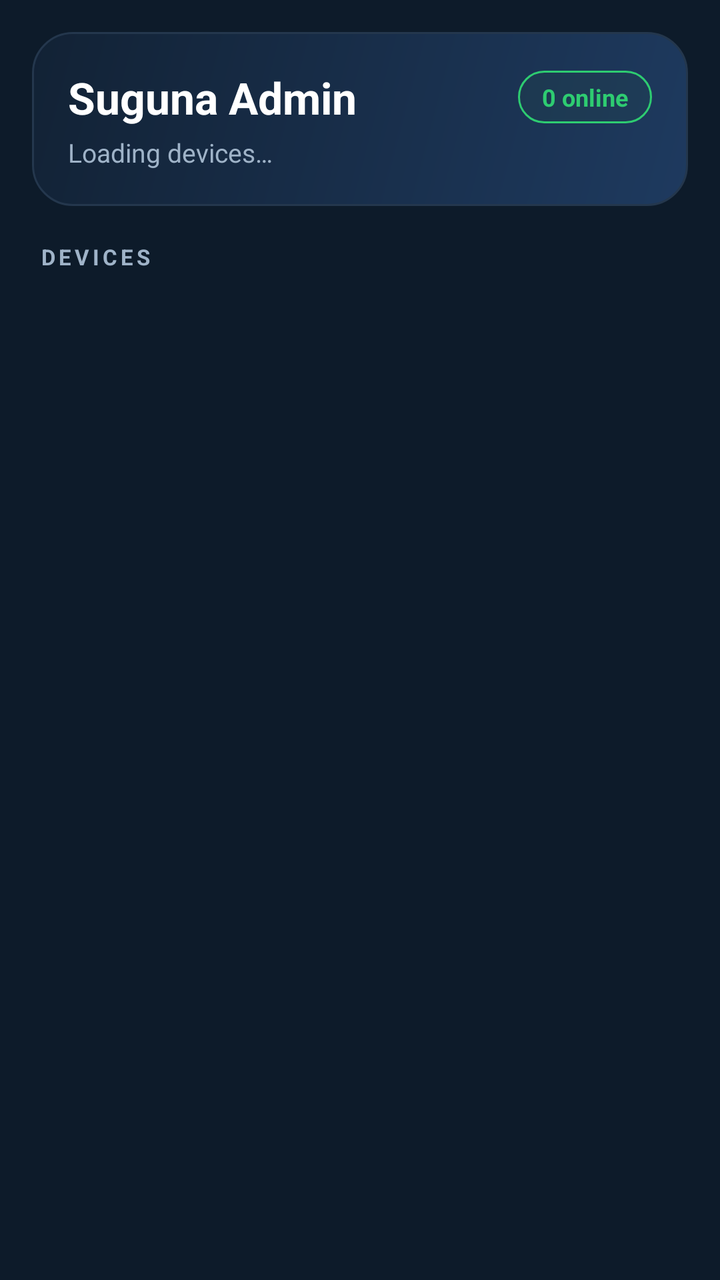
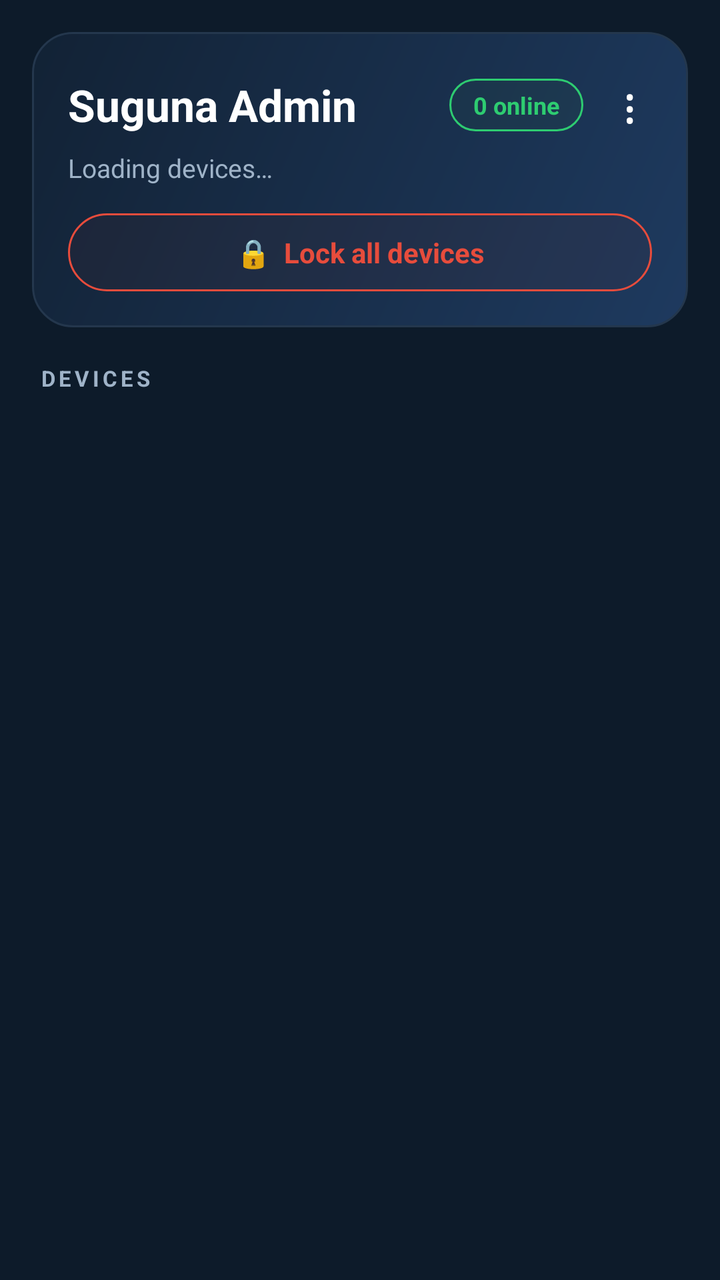

The first picture is an Android layout as it rendered before a commit; the second is the same layout after the commit. The layout source and the unified diff follow.
<!-- AndroidManifest.xml: application theme Theme.SugunaAdmin -->
<!-- res/layout/activity_main.xml -->
<?xml version="1.0" encoding="utf-8"?>
<LinearLayout xmlns:android="http://schemas.android.com/apk/res/android"
    android:layout_width="match_parent"
    android:layout_height="match_parent"
    android:orientation="vertical"
    android:background="@color/bg"
    android:paddingHorizontal="16dp"
    android:paddingTop="16dp">

    
    <LinearLayout
        android:layout_width="match_parent"
        android:layout_height="wrap_content"
        android:orientation="vertical"
        android:background="@drawable/bg_header"
        android:padding="18dp">

        <LinearLayout
            android:layout_width="match_parent"
            android:layout_height="wrap_content"
            android:orientation="horizontal"
            android:gravity="center_vertical">

            <TextView
                android:layout_width="0dp"
                android:layout_height="wrap_content"
                android:layout_weight="1"
                android:text="Suguna Admin"
                android:textColor="@color/text"
                android:textSize="22sp"
                android:textStyle="bold" />

            <TextView
                android:id="@+id/onlinePill"
                android:layout_width="wrap_content"
                android:layout_height="wrap_content"
                android:background="@drawable/chip_online"
                android:paddingHorizontal="12dp"
                android:paddingVertical="5dp"
                android:text="0 online"
                android:textColor="@color/online"
                android:textSize="12sp"
                android:textStyle="bold" />
        </LinearLayout>

        <TextView
            android:id="@+id/subtitle"
            android:layout_width="match_parent"
            android:layout_height="wrap_content"
            android:layout_marginTop="4dp"
            android:text="Loading devices…"
            android:textColor="@color/muted"
            android:textSize="13sp" />
    </LinearLayout>

    <TextView
        android:layout_width="wrap_content"
        android:layout_height="wrap_content"
        android:layout_marginTop="18dp"
        android:layout_marginStart="4dp"
        android:text="DEVICES"
        android:textColor="@color/muted"
        android:textSize="11sp"
        android:textStyle="bold"
        android:letterSpacing="0.15" />

    <FrameLayout
        android:layout_width="match_parent"
        android:layout_height="0dp"
        android:layout_weight="1"
        android:layout_marginTop="8dp">

        <androidx.recyclerview.widget.RecyclerView
            android:id="@+id/list"
            android:layout_width="match_parent"
            android:layout_height="match_parent"
            android:clipToPadding="false"
            android:paddingBottom="16dp" />

        <TextView
            android:id="@+id/empty"
            android:layout_width="match_parent"
            android:layout_height="wrap_content"
            android:layout_gravity="center"
            android:gravity="center"
            android:padding="32dp"
            android:text="No devices have checked in yet.\nThey appear here once the agent is running."
            android:textColor="@color/muted"
            android:textSize="14sp"
            android:visibility="gone" />
    </FrameLayout>
</LinearLayout>
<!-- resources referenced by this layout -->
<resources>
  <color name="bg">#0D1B2A</color>
  <color name="muted">#9FB3C8</color>
  <color name="online">#2ECC71</color>
  <color name="text">#FFFFFF</color>
  <!-- drawable bg_header (drawable) -->
  <?xml version="1.0" encoding="utf-8"?>
  <shape xmlns:android="http://schemas.android.com/apk/res/android"
      android:shape="rectangle">
      <gradient
          android:angle="135"
          android:startColor="#1E3A5F"
          android:endColor="#122235" />
      <corners android:radius="20dp" />
      <stroke android:width="1dp" android:color="@color/border" />
  </shape>
  <!-- drawable chip_online (drawable) -->
  <?xml version="1.0" encoding="utf-8"?>
  <shape xmlns:android="http://schemas.android.com/apk/res/android"
      android:shape="rectangle">
      <solid android:color="#1F2E5A3A" />
      <corners android:radius="20dp" />
      <stroke android:width="1dp" android:color="@color/online" />
  </shape>
  <style name="Theme.SugunaAdmin" parent="Theme.Material3.DayNight.NoActionBar">
          <item name="android:statusBarColor">@color/bg</item>
          <item name="android:windowBackground">@color/bg</item>
          <item name="colorPrimary">@color/accent</item>
      </style>
  <color name="border">#24374D</color>
  <color name="accent">#4C9AFF</color>
</resources>

<!-- the commit's change to res/layout/activity_main.xml (unified diff, before → after) -->
@@ -41,6 +41,17 @@
                 android:textColor="@color/online"
                 android:textSize="12sp"
                 android:textStyle="bold" />
+
+            <TextView
+                android:id="@+id/menuBtn"
+                android:layout_width="wrap_content"
+                android:layout_height="wrap_content"
+                android:layout_marginStart="12dp"
+                android:paddingHorizontal="8dp"
+                android:paddingVertical="2dp"
+                android:text="⋮"
+                android:textColor="@color/text"
+                android:textSize="24sp" />
         </LinearLayout>
 
         <TextView
@@ -51,6 +62,19 @@
             android:text="Loading devices…"
             android:textColor="@color/muted"
             android:textSize="13sp" />
+
+        <TextView
+            android:id="@+id/lockAll"
+            android:layout_width="match_parent"
+            android:layout_height="wrap_content"
+            android:layout_marginTop="14dp"
+            android:background="@drawable/chip_offline"
+            android:gravity="center"
+            android:paddingVertical="10dp"
+            android:text="🔒  Lock all devices"
+            android:textColor="@color/offline"
+            android:textSize="14sp"
+            android:textStyle="bold" />
     </LinearLayout>
 
     <TextView
@@ -84,7 +108,7 @@
             android:layout_gravity="center"
             android:gravity="center"
             android:padding="32dp"
-            android:text="No devices have checked in yet.\nThey appear here once the agent is running."
+            android:text="No devices have checked in yet.\nThey appear here once a tablet running the MDM comes online."
             android:textColor="@color/muted"
             android:textSize="14sp"
             android:visibility="gone" />
<!-- resource entries referenced after the edit -->
@@ -2,6 +2,7 @@
 <resources>
   <color name="bg">#0D1B2A</color>
   <color name="muted">#9FB3C8</color>
+  <color name="offline">#E74C3C</color>
   <color name="online">#2ECC71</color>
   <color name="text">#FFFFFF</color>
   <!-- drawable bg_header (drawable) -->
@@ -14,6 +15,14 @@
           android:endColor="#122235" />
       <corners android:radius="20dp" />
       <stroke android:width="1dp" android:color="@color/border" />
+  </shape>
+  <!-- drawable chip_offline (drawable) -->
+  <?xml version="1.0" encoding="utf-8"?>
+  <shape xmlns:android="http://schemas.android.com/apk/res/android"
+      android:shape="rectangle">
+      <solid android:color="#1F5A2E2E" />
+      <corners android:radius="20dp" />
+      <stroke android:width="1dp" android:color="@color/offline" />
   </shape>
   <!-- drawable chip_online (drawable) -->
   <?xml version="1.0" encoding="utf-8"?>
